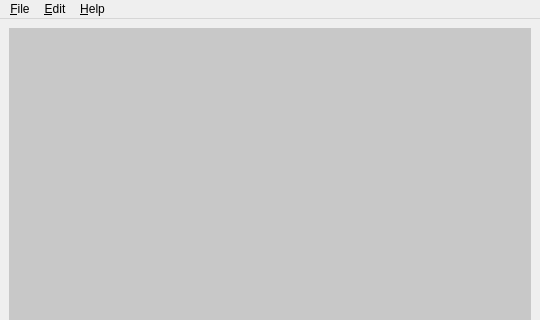
Before: the Qt Designer form design/main.ui in kokimame/joytan, drawn with Qt 5; both pictures show x 0 to 540 and y 0 to 320 of the 540 by 650 pixel window.
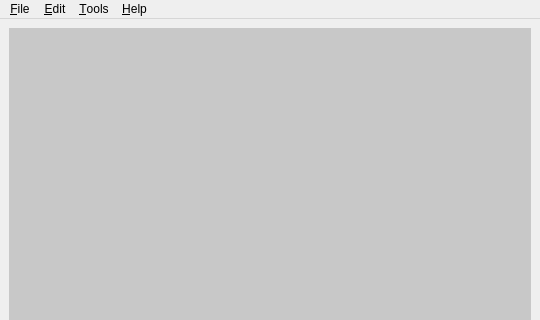
After: the same form once the commit is applied. Icons and pictures are not drawn.

Patch:
```diff
--- a/design/main.ui
+++ b/design/main.ui
@@ -179,8 +179,15 @@
     <addaction name="separator"/>
     <addaction name="actionWeb"/>
    </widget>
+   <widget class="QMenu" name="menuTools">
+    <property name="title">
+     <string>&amp;Tools</string>
+    </property>
+    <addaction name="actionMemrise"/>
+   </widget>
    <addaction name="menuFile"/>
    <addaction name="menuEdit"/>
+   <addaction name="menuTools"/>
    <addaction name="menuHelp"/>
   </widget>
   <action name="actionUndo">
```
Left out of the diff: 10 changed lines with no effect on the pictures.
